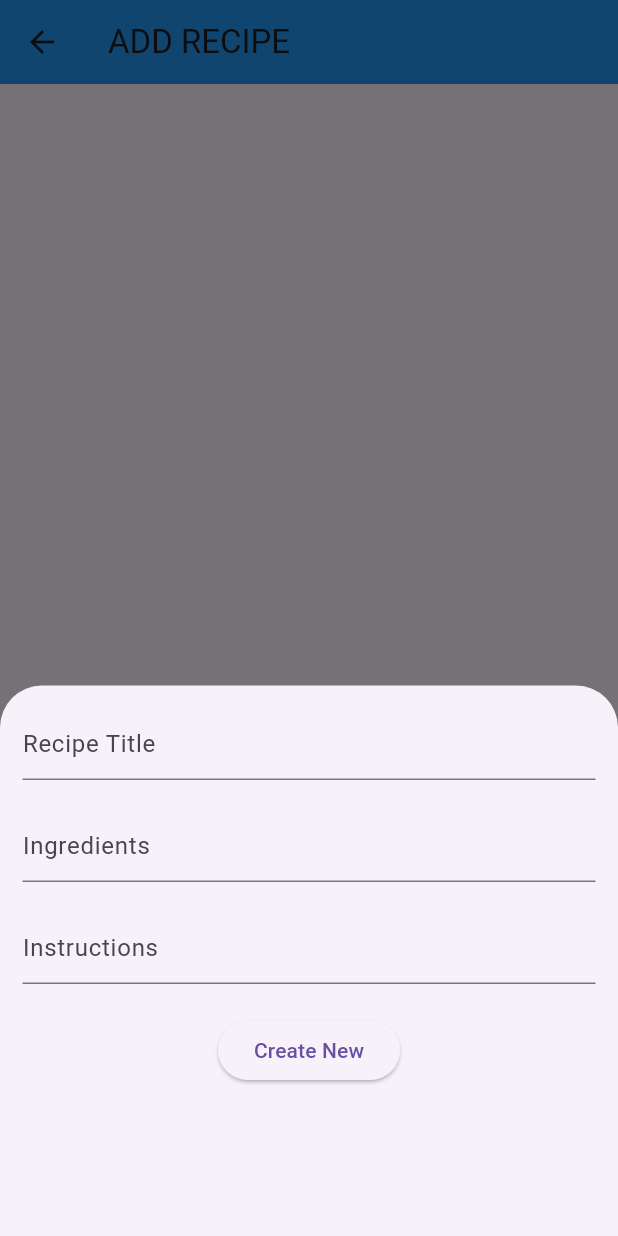
After one commit to Lene9029/newobjectdetectionyolov5, a Flutter app: the AddRecipe screen opened directly, after a tap on the "add" icon, on a phone screen of 412 x 824 dp. The commit adds this screen. Run offline on Flutter 3.47's test engine with Material 3 defaults, Android fonts, the phone set to English and light mode, and no system bars; our stand-ins replace image_picker, sqflite; missing offline and left inert: flutter_pytorch, gif; accounts and stored records are empty.

Commit message:
modified:   lib/HomeScreen.dart 	new file:   lib/add_recipe.dart 	new file:   lib/sql_helper.dart 	new file:   lib/view_recipe.dart 	modified:   macos/Flutter/GeneratedPluginRegistrant.swift 	modified:   pubspec.lock 	modified:   pubspec.yaml

```diff
--- a/lib/HomeScreen.dart
+++ b/lib/HomeScreen.dart
@@ -7,6 +7,7 @@ import 'package:image_picker/image_picker.dart';
 import 'package:flutter_pytorch/pigeon.dart';
 import 'package:flutter_pytorch/flutter_pytorch.dart';
 import 'package:newobjectdetectionyolov5/LoaderState.dart';
+import 'package:newobjectdetectionyolov5/add_recipe.dart';
 
 class HomeScreen extends StatefulWidget {
   const HomeScreen({super.key});
@@ -108,6 +109,9 @@ class _HomeScreenState extends State<HomeScreen> {
                       child:
                           _objectModel.renderBoxesOnImage(_image!, objDetect)),
                 ),
+                ElevatedButton(onPressed: (){
+                  Navigator.push(context, MaterialPageRoute(builder: (context) => AddRecipe()));
+                }, child: const Text('Add Recipe')),
 
           // !firststate
           //     ? LoaderState()
--- /dev/null
+++ b/lib/add_recipe.dart
@@ -0,0 +1,112 @@
+import 'package:flutter/foundation.dart';
+import 'package:flutter/material.dart';
+import 'package:newobjectdetectionyolov5/sql_helper.dart';
+
+class AddRecipe extends StatefulWidget {
+  const AddRecipe({super.key});
+
+  @override
+  State<AddRecipe> createState() => _AddRecipeState();
+}
+
+class _AddRecipeState extends State<AddRecipe> {
+  List<Map<String, dynamic>> _recipe = [];
+
+  bool _isLoading = true;
+
+  void _refreshRecipe() async {
+    final data = await SQLHelper.getItems();
+    setState(() {
+      _recipe = data;
+      _isLoading = false;
+    });
+  }
+  final TextEditingController _titleController = TextEditingController();
+  final TextEditingController _ingredientsController = TextEditingController();
+  final TextEditingController _instructionsController = TextEditingController();
+
+  Future<void> _addItem() async {
+    await SQLHelper.createItem(
+      _titleController.text, _ingredientsController.text, _instructionsController.text
+    );
+    _refreshRecipe();
+  }
+
+   Future<void> _updateItem() async {
+    await SQLHelper.createItem(
+      _titleController.text, _ingredientsController.text, _instructionsController.text
+    );
+    _refreshRecipe();
+  }
+  void _showForm(int? id) async {
+    if (id != null){
+
+      final existingRecipe =
+      _recipe.firstWhere((element) => element['id'] == id );
+      _titleController.text = existingRecipe['title'];
+      _ingredientsController.text = existingRecipe['ingredients'];
+      _instructionsController.text = existingRecipe['instructions'];
+    }
+    showModalBottomSheet(context: context, isScrollControlled: true,
+    builder: (_) => Container(
+      padding: EdgeInsets.only(
+        left: 15,
+        right: 15,
+        top: 15,
+        bottom: MediaQuery.of(context).viewInsets.bottom + 100,
+
+      ),child: SingleChildScrollView(
+        child: Column(
+          children: [
+            TextField(
+              controller: _titleController,
+              decoration: InputDecoration(hintText: 'Recipe Title'),
+            ),
+
+            SizedBox(height: 20,),
+
+            TextField(
+              controller: _ingredientsController,
+              decoration: InputDecoration(hintText: 'Ingredients'),
+            ),
+
+            SizedBox(height: 20,),
+
+            TextField(
+              controller: _instructionsController,
+              decoration: InputDecoration(hintText: 'Instructions'),
+            ),
+            SizedBox(height: 20,),
+            ElevatedButton(onPressed: () async {
+              if (id == null){
+                await _addItem();
+              }
+              if (id != null){
+                await _updateItem();
+              }
+
+              _titleController.text ='';
+              _ingredientsController.text = '';
+              _instructionsController.text = '';
+
+              Navigator.of(context).pop();
+            }, child: Text(id == null ? 'Create New' : 'Update'))
+          ],
+        ),
+      ),
+    ));
+  }
+
+
+  @override
+  Widget build(BuildContext context) {
+    return Scaffold(
+      appBar: AppBar(backgroundColor: Colors.blue,
+      title: Text('ADD RECIPE'),
+      ),
+      floatingActionButton: FloatingActionButton(child: const Icon(Icons.add),
+       onPressed: () => _showForm(null)  ),
+
+    );
+  }
+}
--- /dev/null
+++ b/lib/sql_helper.dart
@@ -0,0 +1,72 @@
+import 'package:sqflite/sqflite.dart' as sql;
+import 'package:flutter/foundation.dart';
+
+class SQLHelper{
+  static Future<void> createTables(sql.Database database) async {
+    await database.execute("""CREATE TABLE recipe(
+      id INTEGER PRIMARY KEY AUTOINCREMENT NOT NULL,
+      title TEXT,
+      ingredients TEXT,
+      instructions TEXT,
+      createdAt TIMESTAP NOT NULL DEFAULT CURRENT_TIMESTAMP
+    )""");
+  }
+
+  static Future<sql.Database> db() async {
+    return sql.openDatabase(
+      'recipes.db',
+      version: 1,
+      onCreate: (sql.Database database, int version) async{
+        await createTables(database);
+      }
+    );
+  }
+
+  static Future<int> createItem(String title, String? ingredients, String instructions) async {
+    final db = await SQLHelper.db();
+
+    final data  = {'title':title, 'ingredients': ingredients, 'instructions':instructions};
+    final id = await db.insert(
+      'recipe',
+      data,
+      conflictAlgorithm: sql.ConflictAlgorithm.replace
+      );
+      return id;
+  }
+
+  static Future<List<Map<String, dynamic>>> getItems() async {
+    final db = await SQLHelper.db();
+    return db.query('recipe');
+  }
+
+  static Future<List<Map<String, dynamic>>> getItem(String ingredients) async {
+    final db = await SQLHelper.db();
+    return db.query('recipe',where: "ingredients = ?");
+  }
+  static Future<int> updateItem(
+    int id, String title, String? ingredients, String instructions) async {
+      final db = await SQLHelper.db();
+
+      final data = {
+        'title': title,
+        'ingredients': ingredients,
+        'instructions': instructions,
+        'createdAt': DateTime.now().toString()
+      };
+
+      final result =
+      await db.update('recipe', data, where: "id = ?", whereArgs: [id]);
+      return result;
+    }
+
+    static Future <void> deleteItem(int id) async {
+      final db = await SQLHelper.db();
+      try{
+        await db.delete("recipe", where: "id = ?",whereArgs: [id] );
+      } catch (error){
+        debugPrint("Something Went Wrong $error");
+      }
+
+    }
+
+}
--- a/pubspec.yaml
+++ b/pubspec.yaml
@@ -44,6 +44,7 @@ dev_dependencies:
   flutter_pytorch: ^1.0.1
   image_picker: ^1.1.1
   gif: ^2.2.0
+  sqflite: ^2.3.3
   # The "flutter_lints" package below contains a set of recommended lints to
   # encourage good coding practices. The lint set provided by the package is
   # activated in the `analysis_options.yaml` file located at the root of your
```
Also changed, not shown: lib/view_recipe.dart (added), pubspec.lock, 1 other file.
